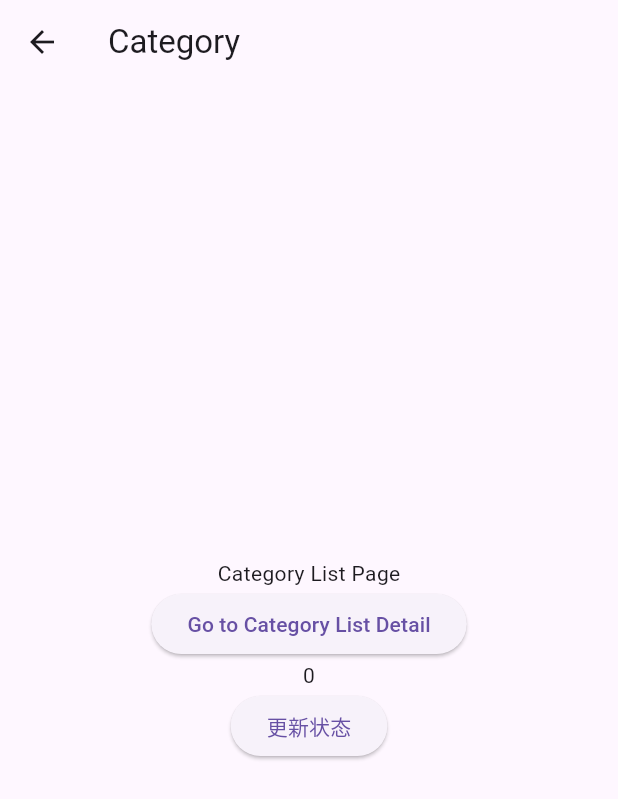
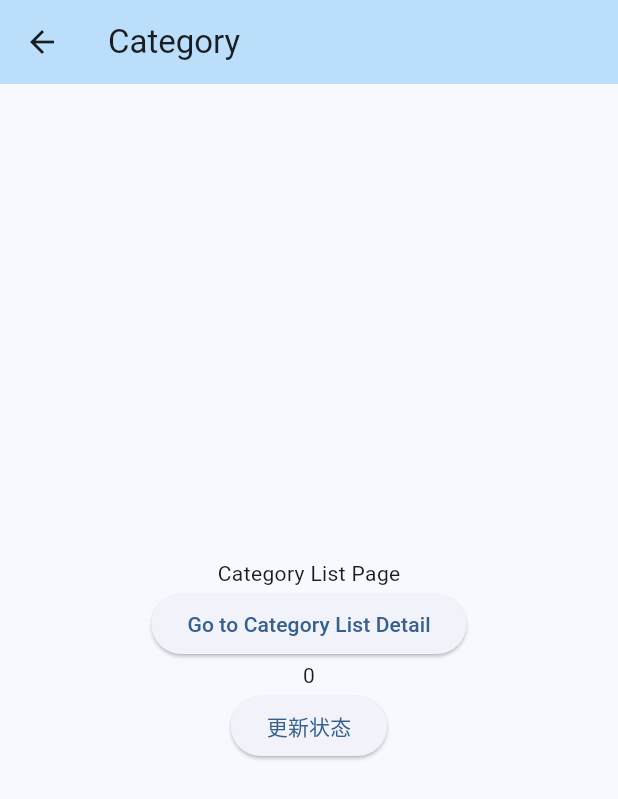
Before and after one commit to LiShuxue/journey_app, a Flutter app: the screen it shows after launch, item 2 of the bottom bar chosen, after a tap on "Go to Category List", on a phone screen of 412 x 824 dp. Shown: the top 799 px of the screen. Run offline on Flutter 3.47's test engine with Material 3 defaults, Android fonts, the phone set to English and light mode, and no system bars.

Commit message:
增加主题背景

```diff
--- a/lib/main.dart
+++ b/lib/main.dart
@@ -18,6 +18,16 @@ class MainApp extends StatelessWidget {
       title: 'Journey',
       theme: ThemeData(
         useMaterial3: true, // 启用Material 3
+        // 根据蓝色用算法生成一个ColorScheme对象，其中包含了一组颜色。这些颜色可以自动用于应用程序中的一些组件，例如按钮，checkbox等，以保持一致的主题风格。
+        colorScheme: ColorScheme.fromSeed(seedColor: Colors.blue),
+        // 顶部栏颜色
+        appBarTheme: AppBarTheme(
+          backgroundColor: Colors.blue.shade100,
+        ),
+        // 底部栏颜色
+        bottomNavigationBarTheme: BottomNavigationBarThemeData(
+          backgroundColor: Colors.blue.shade100,
+        ),
       ),
       home: const MainPage(),
     );
```
